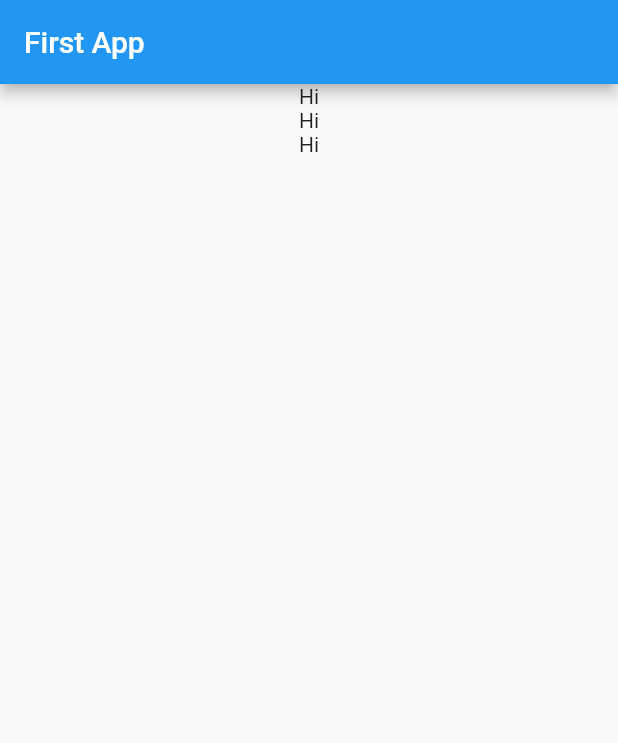
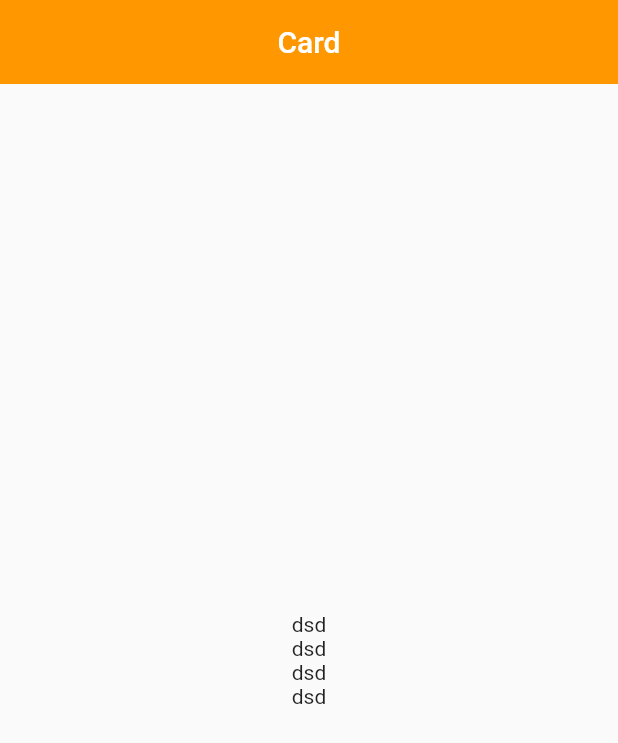
Before and after one commit to chochoq/flutter_first_app, a Flutter app: the screen it shows after launch, on a phone screen of 412 x 824 dp. Shown: the top 743 px of the screen. Run offline on Flutter 3.47's test engine with Material 2 defaults, Android fonts, the phone set to English and light mode, and no system bars.

Commit message:
(add) widget layout

```diff
--- a/lib/main.dart
+++ b/lib/main.dart
@@ -6,7 +6,7 @@ class MyApp extends StatelessWidget {
   @override
   Widget build(BuildContext context) {
     return MaterialApp(
-      title: 'flutter first app',
+      title: 'character card',
       theme: ThemeData(primarySwatch: Colors.blue),
       home: MyHome(),
     );
@@ -18,14 +18,19 @@ class MyHome extends StatelessWidget {
   Widget build(BuildContext context) {
     return Scaffold(
       appBar: AppBar(
-        title: Text('First App'),
+        title: Text('Card'),
+        centerTitle: true,
+        backgroundColor: Colors.orange,
+        elevation: 0.0,
       ),
       body: Center(
         child: Column(
+          mainAxisAlignment: MainAxisAlignment.center,
           children: <Widget>[
-            Text('Hi'),
-            Text('Hi'),
-            Text('Hi'),
+            Text('dsd'),
+            Text('dsd'),
+            Text('dsd'),
+            Text('dsd'),
           ],
         ),
       ),
```
